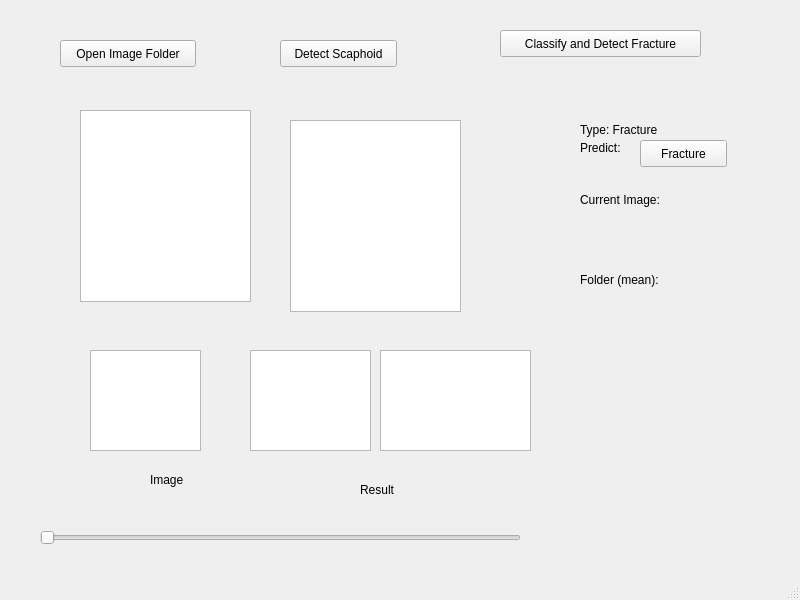
Old version of the form UI/Dooctor.ui in the repository idoleat/YoloV5-Practice.
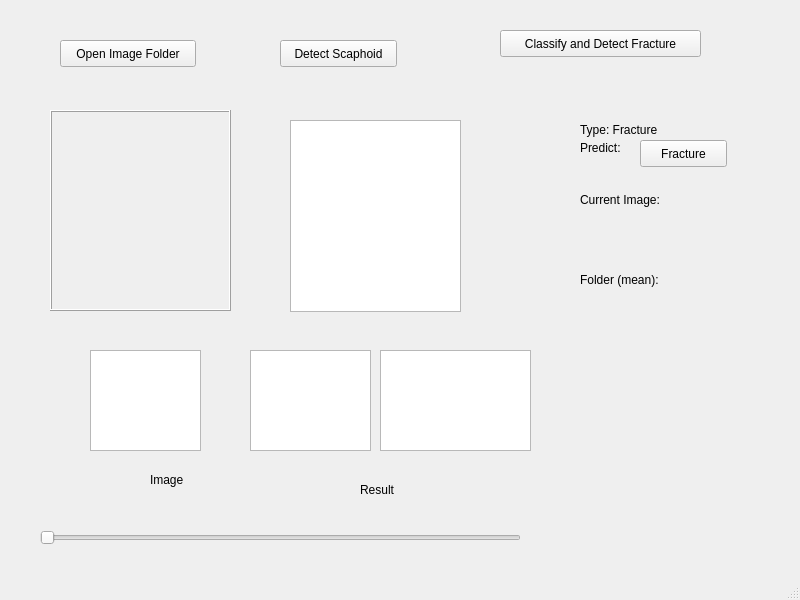
New version of the form.

Commit message:
Add image switcher
Open Directory button will now open images as QPixmaps and display on on
the QLabel

The edit to the form file:
```diff
--- a/UI/Dooctor.ui
+++ b/UI/Dooctor.ui
@@ -161,25 +161,6 @@
      <string>Folder (mean):</string>
     </property>
    </widget>
-   <widget class="QGraphicsView" name="OriginalImage">
-    <property name="geometry">
-     <rect>
-      <x>80</x>
-      <y>110</y>
-      <width>171</width>
-      <height>192</height>
-     </rect>
-    </property>
-    <property name="backgroundBrush">
-     <brush brushstyle="NoBrush">
-      <color alpha="255">
-       <red>0</red>
-       <green>0</green>
-       <blue>0</blue>
-      </color>
-     </brush>
-    </property>
-   </widget>
    <widget class="QLabel" name="label_image">
     <property name="geometry">
      <rect>
@@ -219,6 +200,31 @@
      <string>Classify and Detect Fracture</string>
     </property>
    </widget>
+   <widget class="QLabel" name="OriginalImage">
+    <property name="enabled">
+     <bool>true</bool>
+    </property>
+    <property name="geometry">
+     <rect>
+      <x>50</x>
+      <y>110</y>
+      <width>181</width>
+      <height>201</height>
+     </rect>
+    </property>
+    <property name="frameShape">
+     <enum>QFrame::Box</enum>
+    </property>
+    <property name="frameShadow">
+     <enum>QFrame::Raised</enum>
+    </property>
+    <property name="text">
+     <string/>
+    </property>
+    <property name="scaledContents">
+     <bool>true</bool>
+    </property>
+   </widget>
   </widget>
   <widget class="QMenuBar" name="menubar">
    <property name="geometry">
```
The commit also changes 3 other files.
